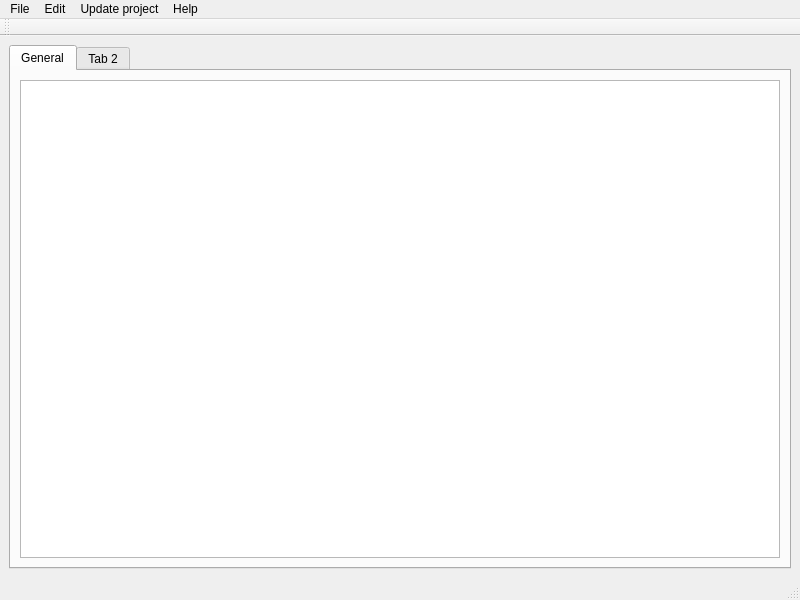
Old version of the form mainwindow.ui in the repository dummymeuporg/dummyeditor.
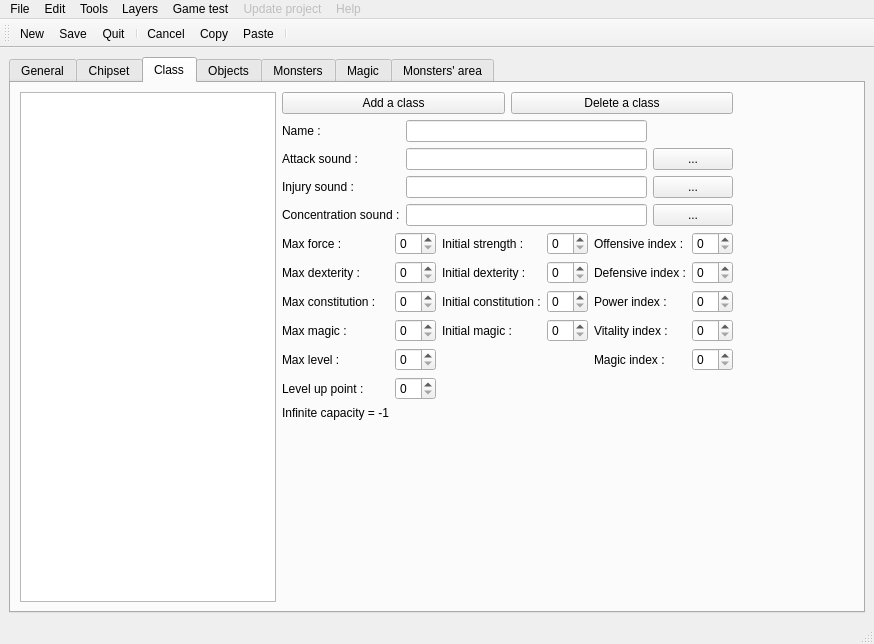
New version of the form. The open tabs and pages were chosen to show the change. Icons and pictures are not drawn.

What changed in the file:
```diff
--- a/mainwindow.ui
+++ b/mainwindow.ui
@@ -6,8 +6,8 @@
    <rect>
     <x>0</x>
     <y>0</y>
-    <width>800</width>
-    <height>600</height>
+    <width>874</width>
+    <height>644</height>
    </rect>
   </property>
   <property name="windowTitle">
@@ -16,20 +16,368 @@
   <widget class="QWidget" name="centralwidget">
    <layout class="QHBoxLayout" name="horizontalLayout">
     <item>
-     <widget class="QTabWidget" name="tabWidget">
+     <widget class="QTabWidget" name="tabObjects">
+      <property name="currentIndex">
+       <number>0</number>
+      </property>
       <widget class="QWidget" name="tabGeneral">
+       <property name="layoutDirection">
+        <enum>Qt::LeftToRight</enum>
+       </property>
        <attribute name="title">
         <string>General</string>
        </attribute>
-       <layout class="QHBoxLayout" name="horizontalLayout_2">
-        <item>
+       <layout class="QGridLayout" name="tabGeneralGridLayout">
+        <item row="0" column="0">
          <widget class="QTreeView" name="treeView"/>
         </item>
        </layout>
       </widget>
-      <widget class="QWidget" name="tab_2">
+      <widget class="QWidget" name="tabChipset">
        <attribute name="title">
-        <string>Tab 2</string>
+        <string>Chipset</string>
+       </attribute>
+      </widget>
+      <widget class="QWidget" name="tabClass">
+       <attribute name="title">
+        <string>Class</string>
+       </attribute>
+       <layout class="QHBoxLayout" name="tabClassHorizontalLayout">
+        <item>
+         <widget class="QListWidget" name="listWidget"/>
+        </item>
+        <item>
+         <layout class="QVBoxLayout" name="verticalLayout">
+          <item>
+           <layout class="QHBoxLayout" name="horizontalLayout_6">
+            <item>
+             <widget class="QPushButton" name="addClassButon">
+              <property name="text">
+               <string>Add a class</string>
+              </property>
+             </widget>
+            </item>
+            <item>
+             <widget class="QPushButton" name="deleteClassButon">
+              <property name="text">
+               <string>Delete a class</string>
+              </property>
+             </widget>
+            </item>
+           </layout>
+          </item>
+          <item>
+           <layout class="QGridLayout" name="gridLayout">
+            <item row="0" column="1">
+             <widget class="QLineEdit" name="classNameLineEdit"/>
+            </item>
+            <item row="2" column="0">
+             <widget class="QLabel" name="classInjurySoundLabel">
+              <property name="text">
+               <string>Injury sound :</string>
+              </property>
+             </widget>
+            </item>
+            <item row="3" column="0">
+             <widget class="QLabel" name="classConcentratioSoundLabel">
+              <property name="text">
+               <string>Concentration sound :</string>
+              </property>
+             </widget>
+            </item>
+            <item row="1" column="1">
+             <widget class="QLineEdit" name="classAttaqueSoundLineEdit"/>
+            </item>
+            <item row="2" column="1">
+             <widget class="QLineEdit" name="classInjurySoundLineEdit"/>
+            </item>
+            <item row="3" column="1">
+             <widget class="QLineEdit" name="classConcentrationSoundLineEdit"/>
+            </item>
+            <item row="1" column="0">
+             <widget class="QLabel" name="classAttackSoundLabel">
+              <property name="text">
+               <string>Attack sound :</string>
+              </property>
+             </widget>
+            </item>
+            <item row="0" column="0">
+             <widget class="QLabel" name="classNameLabel">
+              <property name="text">
+               <string>Name :</string>
+              </property>
+             </widget>
+            </item>
+            <item row="1" column="2">
+             <widget class="QPushButton" name="classAttackSoundPathButon">
+              <property name="text">
+               <string>...</string>
+              </property>
+             </widget>
+            </item>
+            <item row="2" column="2">
+             <widget class="QPushButton" name="classInjurySoundPathButon">
+              <property name="text">
+               <string>...</string>
+              </property>
+             </widget>
+            </item>
+            <item row="3" column="2">
+             <widget class="QPushButton" name="classConcentrationSoundPathButon">
+              <property name="text">
+               <string>...</string>
+              </property>
+             </widget>
+            </item>
+           </layout>
+          </item>
+          <item>
+           <layout class="QHBoxLayout" name="horizontalLayout_10">
+            <item>
+             <layout class="QFormLayout" name="formLayout_2">
+              <item row="0" column="0">
+               <widget class="QLabel" name="label">
+                <property name="text">
+                 <string>Max force :</string>
+                </property>
+               </widget>
+              </item>
+              <item row="1" column="0">
+               <widget class="QLabel" name="label_2">
+                <property name="text">
+                 <string>Max dexterity :</string>
+                </property>
+               </widget>
+              </item>
+              <item row="2" column="0">
+               <widget class="QLabel" name="label_3">
+                <property name="text">
+                 <string>Max constitution :</string>
+                </property>
+               </widget>
+              </item>
+              <item row="3" column="0">
+               <widget class="QLabel" name="label_4">
+                <property name="text">
+                 <string>Max magic :</string>
+                </property>
+               </widget>
+              </item>
+              <item row="4" column="0">
+               <widget class="QLabel" name="label_5">
+                <property name="text">
+                 <string>Max level :</string>
+                </property>
+               </widget>
+              </item>
+              <item row="5" column="0">
+               <widget class="QLabel" name="label_6">
+                <property name="text">
+                 <string>Level up point :</string>
+                </property>
+               </widget>
+              </item>
+              <item row="0" column="1">
+               <widget class="QSpinBox" name="spinBox"/>
+              </item>
+              <item row="1" column="1">
+               <widget class="QSpinBox" name="spinBox_2"/>
+              </item>
+              <item row="2" column="1">
+               <widget class="QSpinBox" name="spinBox_3"/>
+              </item>
+              <item row="3" column="1">
+               <widget class="QSpinBox" name="spinBox_4"/>
+              </item>
+              <item row="4" column="1">
+               <widget class="QSpinBox" name="spinBox_5"/>
+              </item>
+              <item row="5" column="1">
+               <widget class="QSpinBox" name="spinBox_6"/>
+              </item>
+              <item row="6" column="0">
+               <widget class="QLabel" name="label_36">
+                <property name="text">
+                 <string>Infinite capacity = -1</string>
+                </property>
+               </widget>
+              </item>
+             </layout>
+            </item>
+            <item>
+             <layout class="QFormLayout" name="formLayout_3">
+              <item row="0" column="0">
+               <widget class="QLabel" name="label_7">
+                <property name="text">
+                 <string>Initial strength :</string>
+                </property>
+               </widget>
+              </item>
+              <item row="1" column="0">
+               <widget class="QLabel" name="label_8">
+                <property name="text">
+                 <string>Initial dexterity :</string>
+                </property>
+               </widget>
+              </item>
+              <item row="2" column="0">
+               <widget class="QLabel" name="label_9">
+                <property name="text">
+                 <string>Initial constitution :</string>
+                </property>
+               </widget>
+              </item>
+              <item row="3" column="0">
+               <widget class="QLabel" name="label_10">
+                <property name="text">
+                 <string>Initial magic :</string>
+                </property>
+               </widget>
+              </item>
+              <item row="0" column="1">
+               <widget class="QSpinBox" name="spinBox_7"/>
+              </item>
+              <item row="1" column="1">
+               <widget class="QSpinBox" name="spinBox_8"/>
+              </item>
+              <item row="2" column="1">
+               <widget class="QSpinBox" name="spinBox_9"/>
+              </item>
+              <item row="3" column="1">
+               <widget class="QSpinBox" name="spinBox_10"/>
+              </item>
+             </layout>
+            </item>
+            <item>
+             <layout class="QFormLayout" name="formLayout_4">
+              <item row="0" column="0">
+               <widget class="QLabel" name="label_11">
+                <property name="text">
+                 <string>Offensive index :</string>
+                </property>
+               </widget>
+              </item>
+              <item row="1" column="0">
+               <widget class="QLabel" name="label_12">
+                <property name="text">
+                 <string>Defensive index :</string>
+                </property>
+               </widget>
+              </item>
+              <item row="2" column="0">
+               <widget class="QLabel" name="label_13">
+                <property name="text">
+                 <string>Power index :</string>
+                </property>
+               </widget>
+              </item>
+              <item row="3" column="0">
+               <widget class="QLabel" name="label_14">
+                <property name="text">
+                 <string>Vitality index :</string>
+                </property>
+               </widget>
+              </item>
+              <item row="4" column="0">
+               <widget class="QLabel" name="label_15">
+                <property name="text">
+                 <string>Magic index :</string>
+                </property>
+               </widget>
+              </item>
+              <item row="0" column="1">
+               <widget class="QSpinBox" name="spinBox_11"/>
+              </item>
+              <item row="1" column="1">
+               <widget class="QSpinBox" name="spinBox_12"/>
+              </item>
+              <item row="2" column="1">
+               <widget class="QSpinBox" name="spinBox_13"/>
+              </item>
+              <item row="3" column="1">
+               <widget class="QSpinBox" name="spinBox_14"/>
+              </item>
+              <item row="4" column="1">
+               <widget class="QSpinBox" name="spinBox_15"/>
+              </item>
+             </layout>
+            </item>
+           </layout>
+          </item>
+          <item>
+           <spacer name="verticalSpacer">
+            <property name="orientation">
+             <enum>Qt::Vertical</enum>
+            </property>
+            <property name="sizeHint" stdset="0">
+             <size>
+              <width>20</width>
+              <height>40</height>
+             </size>
+            </property>
+           </spacer>
+          </item>
+         </layout>
+        </item>
+        <item>
+         <spacer name="horizontalSpacer_3">
+          <property name="orientation">
+           <enum>Qt::Horizontal</enum>
+          </property>
+          <property name="sizeHint" stdset="0">
+           <size>
+            <width>40</width>
+            <height>20</height>
+           </size>
+          </property>
+         </spacer>
+        </item>
+        <item>
+         <spacer name="horizontalSpacer">
+          <property name="orientation">
+           <enum>Qt::Horizontal</enum>
+          </property>
+          <property name="sizeHint" stdset="0">
+           <size>
+            <width>40</width>
+            <height>20</height>
+           </size>
+          </property>
+         </spacer>
+        </item>
+        <item>
+         <spacer name="horizontalSpacer_2">
+          <property name="orientation">
+           <enum>Qt::Horizontal</enum>
+          </property>
+          <property name="sizeHint" stdset="0">
+           <size>
+            <width>40</width>
+            <height>20</height>
+           </size>
+          </property>
+         </spacer>
+        </item>
+       </layout>
+      </widget>
+      <widget class="QWidget" name="tabObject">
+       <attribute name="title">
+        <string>Objects</string>
+       </attribute>
+      </widget>
+      <widget class="QWidget" name="tabMonsters">
+       <attribute name="title">
+        <string>Monsters</string>
+       </attribute>
+      </widget>
+      <widget class="QWidget" name="tabMagic">
+       <attribute name="title">
+        <string>Magic</string>
+       </attribute>
+      </widget>
+      <widget class="QWidget" name="tabMonsterArea">
+       <attribute name="title">
+        <string>Monsters' area</string>
        </attribute>
       </widget>
      </widget>
@@ -41,8 +389,8 @@
     <rect>
      <x>0</x>
      <y>0</y>
-     <width>800</width>
-     <height>21</height>
+     <width>874</width>
+     <height>26</height>
     </rect>
    </property>
    <widget class="QMenu" name="menuFile">
@@ -56,6 +404,13 @@
     <addaction name="actionImport_project"/>
     <addaction name="actionImport_map"/>
     <addaction name="separator"/>
+    <addaction name="actionClean_project"/>
+    <addaction name="actionMaps_without_parents"/>
+    <addaction name="actionFind_a_map"/>
+    <addaction name="actionCheck_the_map"/>
+    <addaction name="separator"/>
+    <addaction name="actionDelete_test_character"/>
+    <addaction name="separator"/>
     <addaction name="actionQuit"/>
    </widget>
    <widget class="QMenu" name="menuEdit">
@@ -63,21 +418,64 @@
      <string>Edit</string>
     </property>
     <addaction name="actionCancel"/>
+    <addaction name="separator"/>
     <addaction name="actionCopy"/>
-    <addaction name="actionCut"/>
+    <addaction name="actionPaste"/>
    </widget>
    <widget class="QMenu" name="menuUpdate_project">
+    <property name="enabled">
+     <bool>false</bool>
+    </property>
     <property name="title">
      <string>Update project</string>
     </property>
    </widget>
    <widget class="QMenu" name="menuHelp">
+    <property name="enabled">
+     <bool>false</bool>
+    </property>
     <property name="title">
      <string>Help</string>
     </property>
    </widget>
+   <widget class="QMenu" name="menuTools">
+    <property name="title">
+     <string>Tools</string>
+    </property>
+    <addaction name="actionSelection"/>
+    <addaction name="separator"/>
+    <addaction name="actionPen"/>
+    <addaction name="actionRectangle"/>
+   </widget>
+   <widget class="QMenu" name="menuLayers">
+    <property name="title">
+     <string>Layers</string>
+    </property>
+    <addaction name="actionLow_layer_1"/>
+    <addaction name="actionLow_layer_2"/>
+    <addaction name="actionHigh_layer"/>
+    <addaction name="separator"/>
+    <addaction name="actionEvents_layer"/>
+    <addaction name="separator"/>
+    <addaction name="actionQuick_go_admin"/>
+    <addaction name="actionStarting_point"/>
+    <addaction name="actionRespawn_point"/>
+   </widget>
+   <widget class="QMenu" name="menuGame_test">
+    <property name="title">
+     <string>Game test</string>
+    </property>
+    <addaction name="actionLaunch_test"/>
+    <addaction name="separator"/>
+    <addaction name="actionActivate_fullscreen"/>
+    <addaction name="actionActivate_music"/>
+    <addaction name="actionActivate_character_setting"/>
+   </widget>
    <addaction name="menuFile"/>
    <addaction name="menuEdit"/>
+   <addaction name="menuTools"/>
+   <addaction name="menuLayers"/>
+   <addaction name="menuGame_test"/>
    <addaction name="menuUpdate_project"/>
    <addaction name="menuHelp"/>
   </widget>
@@ -92,21 +490,58 @@
    <attribute name="toolBarBreak">
     <bool>false</bool>
    </attribute>
+   <addaction name="actionNew"/>
+   <addaction name="actionSave"/>
+   <addaction name="actionQuit"/>
+   <addaction name="separator"/>
+   <addaction name="actionCancel"/>
+   <addaction name="actionCopy"/>
+   <addaction name="actionPaste"/>
+   <addaction name="separator"/>
   </widget>
   <action name="actionNew">
+   <property name="icon">
+    <iconset>
+     <normaloff>icons/newProject_Icon.png</normaloff>icons/newProject_Icon.png</iconset>
+   </property>
    <property name="text">
     <string>New</string>
    </property>
+   <property name="toolTip">
+    <string>Create a new project</string>
+   </property>
+   <property name="shortcut">
+    <string>Ctrl+N</string>
+   </property>
+   <property name="shortcutVisibleInContextMenu">
+    <bool>false</bool>
+   </property>
   </action>
   <action name="actionOpen">
    <property name="text">
     <string>Open</string>
    </property>
+   <property name="toolTip">
+    <string>Open an existant project</string>
+   </property>
+   <property name="shortcut">
+    <string>Ctrl+O</string>
+   </property>
   </action>
   <action name="actionSave">
+   <property name="icon">
+    <iconset>
+     <normaloff>icons/save_Icon.png</normaloff>icons/save_Icon.png</iconset>
+   </property>
    <property name="text">
     <string>Save</string>
    </property>
+   <property name="toolTip">
+    <string>Save the project</string>
+   </property>
+   <property name="shortcut">
+    <string>Ctrl+S</string>
+   </property>
   </action>
   <action name="actionImport_project">
    <property name="text">
@@ -119,23 +554,289 @@
    </property>
   </action>
   <action name="actionQuit">
+   <property name="icon">
+    <iconset>
+     <normaloff>icons/quit_Icon.png</normaloff>icons/quit_Icon.png</iconset>
+   </property>
    <property name="text">
     <string>Quit</string>
    </property>
+   <property name="toolTip">
+    <string>Quit the editor</string>
+   </property>
+   <property name="shortcut">
+    <string>Ctrl+Q</string>
+   </property>
   </action>
   <action name="actionCancel">
+   <property name="icon">
+    <iconset>
+     <normaloff>icons/cancel_Icon.png</normaloff>icons/cancel_Icon.png</iconset>
+   </property>
    <property name="text">
     <string>Cancel</string>
    </property>
+   <property name="toolTip">
+    <string>Cancel the previous action</string>
+   </property>
+   <property name="shortcut">
+    <string>Ctrl+Z</string>
+   </property>
   </action>
   <action name="actionCopy">
+   <property name="icon">
+    <iconset>
+     <normaloff>icons/copy_Icon.png</normaloff>icons/copy_Icon.png</iconset>
+   </property>
    <property name="text">
     <string>Copy</string>
    </property>
+   <property name="toolTip">
+    <string>Copy selected evenement(s)/cell(s)</string>
+   </property>
+   <property name="shortcut">
+    <string>Ctrl+C</string>
+   </property>
   </action>
-  <action name="actionCut">
+  <action name="actionPaste">
+   <property name="icon">
+    <iconset>
+     <normaloff>icons/past_Icon.png</normaloff>icons/past_Icon.png</iconset>
+   </property>
    <property name="text">
-    <string>Cut</string>
+    <string>Paste</string>
+   </property>
+   <property name="toolTip">
+    <string>Paste event(s)/cell(s) previously copy</string>
+   </property>
+   <property name="shortcut">
+    <string>Ctrl+V</string>
+   </property>
+  </action>
+  <action name="actionClean_project">
+   <property name="text">
+    <string>Clean project</string>
+   </property>
+  </action>
+  <action name="actionMaps_without_parents">
+   <property name="text">
+    <string>Maps without parents</string>
+   </property>
+  </action>
+  <action name="actionFind_a_map">
+   <property name="text">
+    <string>Find a map</string>
+   </property>
+  </action>
+  <action name="actionCheck_the_map">
+   <property name="text">
+    <string>Check the map</string>
+   </property>
+  </action>
+  <action name="actionPen">
+   <property name="checkable">
+    <bool>true</bool>
+   </property>
+   <property name="icon">
+    <iconset>
+     <normaloff>icons/icon_pen.png</normaloff>icons/icon_pen.png</iconset>
+   </property>
+   <property name="text">
+    <string>Pen</string>
+   </property>
+   <property name="shortcut">
+    <string>Shift+S</string>
+   </property>
+  </action>
+  <action name="actionRectangle">
+   <property name="checkable">
+    <bool>true</bool>
+   </property>
+   <property name="icon">
+    <iconset>
+     <normaloff>icons/icon_rect.png</normaloff>icons/icon_rect.png</iconset>
+   </property>
+   <property name="text">
+    <string>Rectangle</string>
+   </property>
+   <property name="shortcut">
+    <string>Shift+D</string>
+   </property>
+  </action>
+  <action name="actionLow_layer_1">
+   <property name="checkable">
+    <bool>true</bool>
+   </property>
+   <property name="icon">
+    <iconset>
+     <normaloff>icons/icon_layer0.png</normaloff>icons/icon_layer0.png</iconset>
+   </property>
+   <property name="text">
+    <string>Low layer 1</string>
+   </property>
+   <property name="shortcut">
+    <string>Shift+A</string>
+   </property>
+  </action>
+  <action name="actionLow_layer_2">
+   <property name="checkable">
+    <bool>true</bool>
+   </property>
+   <property name="icon">
+    <iconset>
+     <normaloff>icons/icon_layer1.png</normaloff>icons/icon_layer1.png</iconset>
+   </property>
+   <property name="text">
+    <string>Low layer 2</string>
+   </property>
+   <property name="shortcut">
+    <string>Shift+Z</string>
+   </property>
+  </action>
+  <action name="actionHigh_layer">
+   <property name="checkable">
+    <bool>true</bool>
+   </property>
+   <property name="icon">
+    <iconset>
+     <normaloff>icons/icon_layer2.png</normaloff>icons/icon_layer2.png</iconset>
+   </property>
+   <property name="text">
+    <string>High layer</string>
+   </property>
+   <property name="shortcut">
+    <string>Shift+E</string>
+   </property>
+  </action>
+  <action name="actionEvents_layer">
+   <property name="checkable">
+    <bool>true</bool>
+   </property>
+   <property name="icon">
+    <iconset>
+     <normaloff>icons/icon_layerEvent.png</normaloff>icons/icon_layerEvent.png</iconset>
+   </property>
+   <property name="text">
+    <string>Events layer</string>
+   </property>
+   <property name="shortcut">
+    <string>Shift+R</string>
+   </property>
+  </action>
+  <action name="actionSelection">
+   <property name="checkable">
+    <bool>true</bool>
+   </property>
+   <property name="icon">
+    <iconset>
+     <normaloff>icons/icon_selection.png</normaloff>icons/icon_selection.png</iconset>
+   </property>
+   <property name="text">
+    <string>Selection</string>
+   </property>
+   <property name="shortcut">
+    <string>Shift+Q</string>
+   </property>
+  </action>
+  <action name="actionQuick_go_admin">
+   <property name="checkable">
+    <bool>true</bool>
+   </property>
+   <property name="icon">
+    <iconset>
+     <normaloff>icons/icon_prog1.png</normaloff>icons/icon_prog1.png</iconset>
+   </property>
+   <property name="text">
+    <string>Quick go (admin)</string>
+   </property>
+   <property name="shortcut">
+    <string>Shift+T</string>
+   </property>
+  </action>
+  <action name="actionStarting_point">
+   <property name="checkable">
+    <bool>true</bool>
+   </property>
+   <property name="icon">
+    <iconset>
+     <normaloff>icons/icon_prog2.png</normaloff>icons/icon_prog2.png</iconset>
+   </property>
+   <property name="text">
+    <string>Starting point</string>
+   </property>
+   <property name="shortcut">
+    <string>Shift+Y</string>
+   </property>
+  </action>
+  <action name="actionRespawn_point">
+   <property name="checkable">
+    <bool>true</bool>
+   </property>
+   <property name="icon">
+    <iconset>
+     <normaloff>icons/icon_prog3.png</normaloff>icons/icon_prog3.png</iconset>
+   </property>
+   <property name="text">
+    <string>Respawn point</string>
+   </property>
+   <property name="shortcut">
+    <string>Shift+U</string>
+   </property>
+  </action>
+  <action name="actionLaunch_test">
+   <property name="checkable">
+    <bool>false</bool>
+   </property>
+   <property name="icon">
+    <iconset>
+     <normaloff>icons/icon_launch.png</normaloff>icons/icon_launch.png</iconset>
+   </property>
+   <property name="text">
+    <string>Launch test</string>
+   </property>
+   <property name="shortcut">
+    <string>F9</string>
+   </property>
+  </action>
+  <action name="actionActivate_fullscreen">
+   <property name="checkable">
+    <bool>true</bool>
+   </property>
+   <property name="icon">
+    <iconset>
+     <normaloff>icons/icon_fullscreen.png</normaloff>icons/icon_fullscreen.png</iconset>
+   </property>
+   <property name="text">
+    <string>Activate fullscreen</string>
+   </property>
+  </action>
+  <action name="actionActivate_music">
+   <property name="checkable">
+    <bool>true</bool>
+   </property>
+   <property name="icon">
+    <iconset>
+     <normaloff>icons/icon_music.png</normaloff>icons/icon_music.png</iconset>
+   </property>
+   <property name="text">
+    <string>Activate music</string>
+   </property>
+  </action>
+  <action name="actionActivate_character_setting">
+   <property name="checkable">
+    <bool>true</bool>
+   </property>
+   <property name="icon">
+    <iconset>
+     <normaloff>icons/icon_prog4.png</normaloff>icons/icon_prog4.png</iconset>
+   </property>
+   <property name="text">
+    <string>Activate character setting</string>
+   </property>
+  </action>
+  <action name="actionDelete_test_character">
+   <property name="text">
+    <string>Delete test character</string>
    </property>
   </action>
  </widget>
```
Left out of the diff: 17 changed lines with no effect on the pictures.
